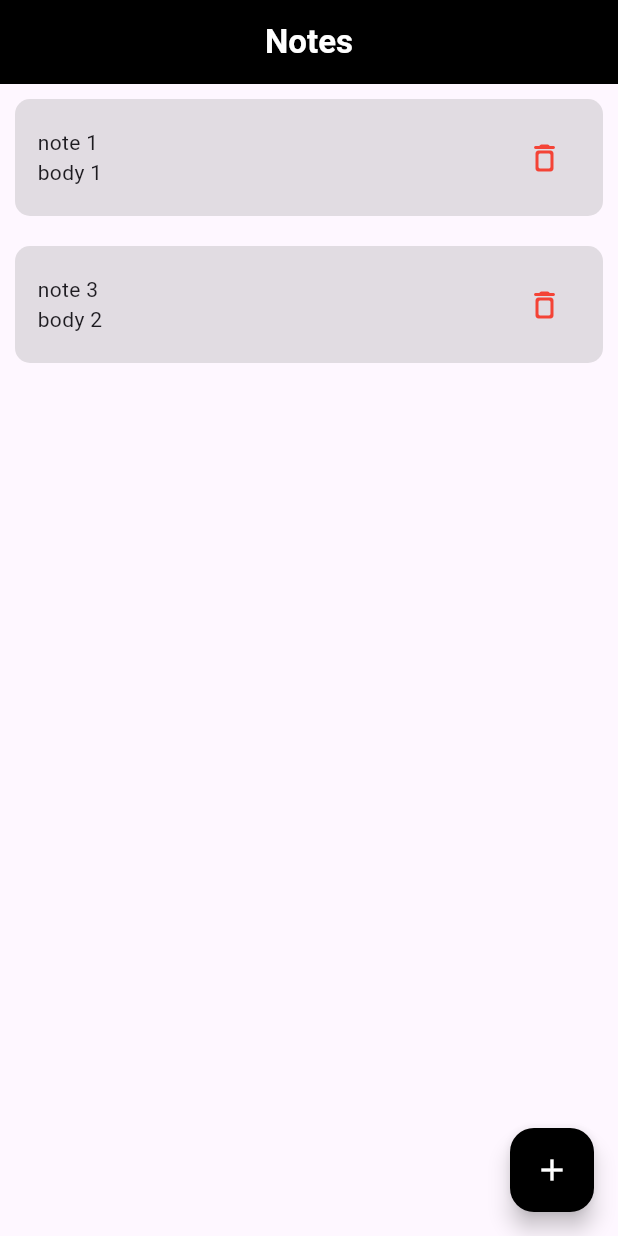
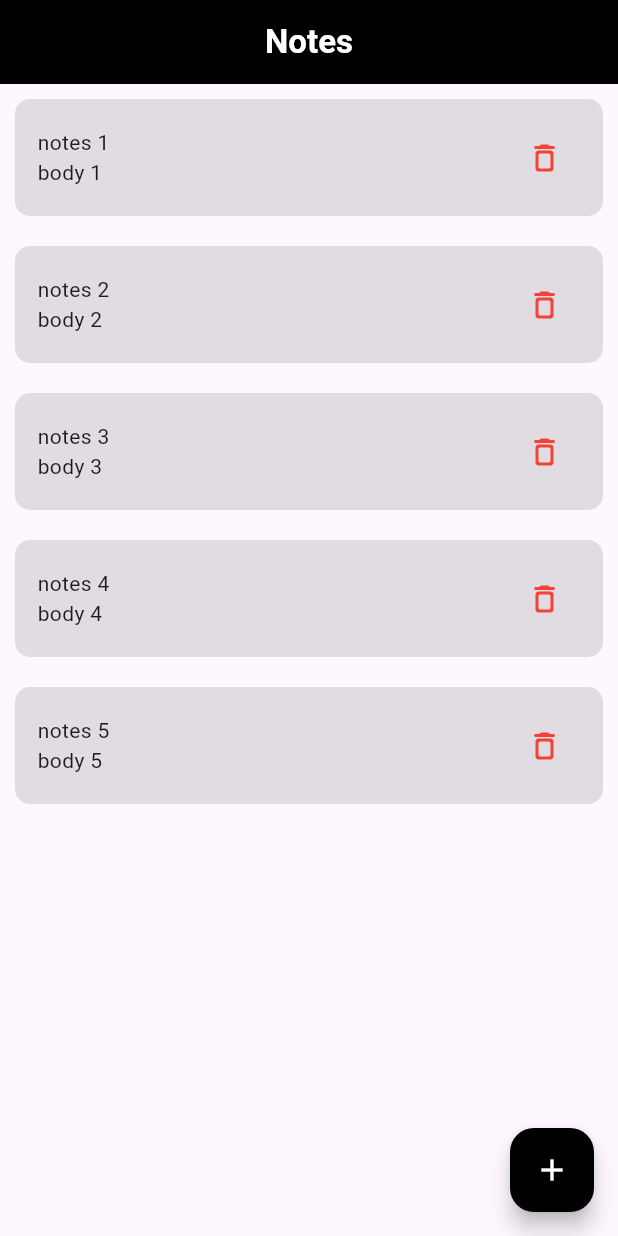
Before and after one commit to YoussefMohammed001/codex_flutter_g1, a Flutter app: the screen it shows after launch, on a phone screen of 412 x 824 dp. Run offline on Flutter 3.47's test engine with Material 3 defaults, Android fonts, the light colour scheme and no system bars; our stand-ins replace bloc, flutter_bloc.

Commit message:
session 12

```diff
--- a/lib/app.dart
+++ b/lib/app.dart
@@ -1,5 +1,5 @@
-import 'package:codex_flutter_g1/note/note_manager/notes_cubit.dart';
-import 'package:codex_flutter_g1/note/notes_screen.dart';
+import 'package:codex_flutter_g1/features/notes/notes_manager/notes_cubit.dart';
+import 'package:codex_flutter_g1/features/notes/view/screens/notes_screen.dart';
 import 'package:flutter/material.dart';
 import 'package:flutter_bloc/flutter_bloc.dart';
 
@@ -17,7 +17,12 @@ class MyApp extends StatelessWidget {
 
       ),
       home: BlocProvider(
-       create: (context) => NotesCubit()..getNotes(),
+       create: (context) {
+         // final  cubit  = NotesCubit();
+         // cubit.getNotes();
+         // return cubit;
+         return NotesCubit()..getNotes();
+       },
        //  create: (context){
        //    final cubit = NotesCubit();
        //    cubit.getNotes();
--- /dev/null
+++ b/lib/features/notes/notes_manager/notes_cubit.dart
@@ -0,0 +1,34 @@
+import 'package:bloc/bloc.dart';
+import 'package:codex_flutter_g1/features/notes/models/note_model.dart';
+part 'notes_state.dart';
+
+class NotesCubit extends Cubit<NotesState> {
+  NotesCubit() : super(NotesInitialState());
+
+  List<NoteModel> notes  = [
+    NoteModel(title: 'notes 1', body: 'body 1',),
+    NoteModel(title: 'notes 2', body: 'body 2',),
+    NoteModel(title: 'notes 3', body: 'body 3',),
+    NoteModel(title: 'notes 4', body: 'body 4',),
+    NoteModel(title: 'notes 5', body: 'body 5',),
+  ];
+
+  getNotes() async{
+    emit(GetNotesLoadingState());
+    await Future.delayed(Duration(seconds: 5));
+    emit(GetNotesLoadedState(notes: notes));
+  }
+
+  addNote(NoteModel noteModel){
+    notes.add(noteModel);
+    emit(AddNoteSuccessState());
+    emit(GetNotesLoadedState(notes: notes));
+  }
+
+  deleteNote(NoteModel noteModel){
+    notes.remove(noteModel);
+    emit(GetNotesLoadedState(notes: notes));
+  }
+
+
+}
--- /dev/null
+++ b/lib/features/notes/notes_manager/notes_state.dart
@@ -0,0 +1,14 @@
+part of 'notes_cubit.dart';
+
+class NotesState {}
+
+class NotesInitialState extends NotesState {}
+
+class GetNotesLoadingState extends NotesState {}
+
+class GetNotesLoadedState extends NotesState {
+  final List<NoteModel> notes;
+  GetNotesLoadedState({required this.notes});
+}
+
+class AddNoteSuccessState extends NotesState {}
--- /dev/null
+++ b/lib/features/notes/view/screens/notes_screen.dart
@@ -0,0 +1,119 @@
+import 'package:codex_flutter_g1/features/notes/models/note_model.dart';
+import 'package:codex_flutter_g1/features/notes/notes_manager/notes_cubit.dart';
+import 'package:codex_flutter_g1/features/notes/view/widgets/notes_list.dart';
+import 'package:flutter/material.dart';
+import 'package:flutter_bloc/flutter_bloc.dart';
+
+class NotesScreen extends StatelessWidget {
+  NotesScreen({super.key});
+
+  TextEditingController titleController = TextEditingController();
+
+  TextEditingController bodyController = TextEditingController();
+
+  @override
+  Widget build(BuildContext context) {
+    return BlocListener<NotesCubit, NotesState>(
+
+      listener: (BuildContext context,  state) {
+      if(state is AddNoteSuccessState){
+        print("notes added");
+        Navigator.pop(context);
+        final snackBar = SnackBar(content: Text('notes added',
+          style: TextStyle(color: Colors.white),
+        ),
+          backgroundColor: Colors.black,
+          action: SnackBarAction(
+            label: 'Undo', onPressed: () {
+
+          },
+
+          ),
+        );
+        ScaffoldMessenger.of(context).showSnackBar(snackBar, );
+      }else if(state is GetNotesLoadedState){
+
+        print("notes loaded");
+
+      } else if(state is GetNotesLoadingState){
+        print("notes loading");
+      }
+
+      },
+      child: Scaffold(
+        appBar: AppBar(
+          title: Text("Notes", style: TextStyle(color: Colors.white,
+            fontWeight: FontWeight.bold,
+          ),),
+          centerTitle: true,
+          backgroundColor: Colors.black,
+        ),
+        floatingActionButton: FloatingActionButton(
+          backgroundColor: Colors.black,
+          onPressed: () {
+            showModalBottomSheet<void>(
+              context: context,
+              builder: (BuildContext bottomSheetContext) {
+                return Container(
+                  height: 350,
+                  margin: EdgeInsets.all(10),
+                  child: Column(
+                    spacing: 20,
+                    children: <Widget>[
+                      const Text('Add Note', style: TextStyle(
+                        fontSize: 25,
+                        fontWeight: FontWeight.bold,
+
+                      ),),
+
+                      TextFormField(
+                        controller: titleController,
+                        decoration: InputDecoration(
+                          border: OutlineInputBorder(),
+                          hintText: "Enter title",
+                        ),
+                      ),
+                      TextFormField(
+                        controller: bodyController,
+                        decoration: InputDecoration(
+                          border: OutlineInputBorder(),
+                          hintText: "Enter body",
+                        ),
+                      ),
+                      ElevatedButton(
+                        style: ElevatedButton.styleFrom(
+                          backgroundColor: Colors.black,
+                          shape: RoundedRectangleBorder(
+                            borderRadius: BorderRadius.circular(10),
+                          ),
+                          minimumSize: Size(200, 50),
+                        ),
+                        child: const Text("Add Note",
+                          style: TextStyle(
+                            color: Colors.white,
+                            fontWeight: FontWeight.bold,
+                          ),
+                        ),
+                        onPressed: () {
+                          context.read<NotesCubit>().addNote(NoteModel(
+                              title: titleController.text,
+                              body: bodyController.text));
+                        },
+                      ),
+                    ],
+                  ),
+                );
+              },
+            );
+          },
+
+
+          child: Icon(Icons.add, color: Colors.white,),
+
+        ),
+        body: NotesList(),
+      ),
+    );
+  }
+
+}
--- /dev/null
+++ b/lib/features/notes/view/widgets/note_item.dart
@@ -0,0 +1,40 @@
+import 'package:codex_flutter_g1/features/notes/models/note_model.dart';
+import 'package:flutter/material.dart';
+
+class NoteItem extends StatefulWidget {
+  const NoteItem({super.key, required this.noteModel});
+final  NoteModel noteModel;
+
+  @override
+  State<NoteItem> createState() => _NoteItemState();
+}
+
+class _NoteItemState extends State<NoteItem> {
+  @override
+  Widget build(BuildContext context) {
+    print("build");
+    return Container(
+        margin: EdgeInsets.all(10),
+        padding: EdgeInsets.all(15),
+        decoration: BoxDecoration(
+          borderRadius: BorderRadius.circular(10),
+          color: Colors.grey.withOpacity(0.3),
+        ),
+        child: Row(
+          children: [
+            Expanded(child: Column(
+              crossAxisAlignment: CrossAxisAlignment.start,
+              children: [
+                Text(widget.noteModel.title),
+                Text(widget.noteModel.body),
+              ],
+            )),
+            IconButton(onPressed: () {
+
+            },
+                icon: Icon(
+                  Icons.delete_outline_rounded, color: Colors.red,))
+          ],
+        ));
+  }
+}
--- /dev/null
+++ b/lib/features/notes/view/widgets/notes_list.dart
@@ -0,0 +1,29 @@
+import 'package:codex_flutter_g1/features/notes/notes_manager/notes_cubit.dart';
+import 'package:codex_flutter_g1/features/notes/view/widgets/note_item.dart';
+import 'package:flutter/material.dart';
+import 'package:flutter_bloc/flutter_bloc.dart';
+
+class  NotesList extends StatelessWidget {
+  const  NotesList({super.key});
+
+  @override
+  Widget build(BuildContext context) {
+    return  BlocBuilder<NotesCubit, NotesState>(
+      builder: (context, state) {
+        if(state is GetNotesLoadedState ){
+          return state.notes.isEmpty ? Center(child: Text("No notes")) :
+          ListView.builder(
+              itemCount: state.notes.length,
+              itemBuilder: (context, index) {
+                return NoteItem(noteModel: state.notes[index] ,);
+              });
+        } else if(state is GetNotesLoadingState){
+          return Center(child: CircularProgressIndicator());
+        } else{
+          return SizedBox();
+        }
+
+      },
+    );
+  }
+}
--- a/lib/main.dart
+++ b/lib/main.dart
@@ -2,6 +2,5 @@ import 'package:codex_flutter_g1/app.dart';
 import 'package:flutter/material.dart';
 
 void main() {
-
   runApp(const MyApp());
 }
--- a/lib/note/note_manager/notes_cubit.dart
+++ /dev/null
@@ -1,21 +0,0 @@
-import 'package:bloc/bloc.dart';
-import 'package:codex_flutter_g1/note/note_model.dart';
-
-part 'notes_state.dart';
-
-class NotesCubit extends Cubit<NotesState> {
-  NotesCubit() : super(NotesInitial());
-
-  List<NoteModel> notes  = [
-    NoteModel(title: 'note 1', body: 'body 1',),
-    NoteModel(title: 'note 3', body: 'body 2',),
-  ];
-
-  getNotes(){
-    emit(GetNotes(notes: notes));
-  }
-
-
-
-
-}
--- a/lib/note/note_manager/notes_state.dart
+++ /dev/null
@@ -1,15 +0,0 @@
-part of 'notes_cubit.dart';
-
-
- class NotesState {}
-
- class NotesInitial extends NotesState{}
-
-class AddNote extends NotesState{}
-
-class GetNotes extends NotesState{
-  final List<NoteModel> notes;
-  GetNotes({required this.notes});
-}
-
-class DeleteNote extends NotesState{}
--- a/lib/note/notes_screen.dart
+++ /dev/null
@@ -1,133 +0,0 @@
-import 'package:codex_flutter_g1/note/note_manager/notes_cubit.dart';
-import 'package:flutter/material.dart';
-import 'package:flutter_bloc/flutter_bloc.dart';
-
-class NotesScreen extends StatefulWidget {
-  NotesScreen({super.key});
-
-  @override
-  State<NotesScreen> createState() => _NotesScreenState();
-}
-
-
-
-class _NotesScreenState extends State<NotesScreen> {
-  TextEditingController titleController = TextEditingController();
-  TextEditingController bodyController = TextEditingController();
-
-
-  @override
-  Widget build(BuildContext context) {
-    return Scaffold(
-      appBar: AppBar(
-        title: Text("Notes", style: TextStyle(color: Colors.white,
-          fontWeight: FontWeight.bold,
-        ),),
-        centerTitle: true,
-        backgroundColor: Colors.black,
-      ),
-      floatingActionButton: FloatingActionButton(
-        backgroundColor: Colors.black,
-        onPressed: () {
-          showModalBottomSheet<void>(
-            context: context,
-            builder: (BuildContext context) {
-              return Container(
-                height: 350,
-                margin: EdgeInsets.all(10),
-                child: Column(
-                  spacing: 20,
-                  children: <Widget>[
-                    const Text('Add Note', style: TextStyle(
-                      fontSize: 25,
-                      fontWeight: FontWeight.bold,
-
-                    ),),
-
-                    TextFormField(
-                      controller: titleController,
-                      decoration: InputDecoration(
-                        border: OutlineInputBorder(),
-                        hintText: "Enter title",
-                      ),
-                    ),
-                    TextFormField(
-                      controller: bodyController,
-                      decoration: InputDecoration(
-                        border: OutlineInputBorder(),
-                        hintText: "Enter body",
-                      ),
-                    ),
-                    ElevatedButton(
-                      style: ElevatedButton.styleFrom(
-                        backgroundColor: Colors.black,
-                        shape: RoundedRectangleBorder(
-                          borderRadius: BorderRadius.circular(10),
-                        ),
-                        minimumSize: Size(200, 50),
-                      ),
-                      child: const Text("Add Note",
-                        style: TextStyle(
-                          color: Colors.white,
-                          fontWeight: FontWeight.bold,
-                        ),
-                      ),
-                      onPressed: () {
-                        setState(() {
-                          // notes.add("")
-                        });
-                        Navigator.pop(context);
-                      },
-                    ),
-                  ],
-                ),
-              );
-            },
-          );
-        },
-
-
-        child: Icon(Icons.add, color: Colors.white,),
-
-      ),
-      body: BlocBuilder<NotesCubit, NotesState>(
-        builder: (context, state) {
-          if(state is GetNotes ){
-            return ListView.builder(
-                itemCount: state.notes.length,
-                itemBuilder: (context, index) {
-                  return Container(
-                      margin: EdgeInsets.all(10),
-                      padding: EdgeInsets.all(15),
-                      decoration: BoxDecoration(
-                        borderRadius: BorderRadius.circular(10),
-                        color: Colors.grey.withOpacity(0.3),
-                      ),
-                      child: Row(
-                        children: [
-                          Expanded(child: Column(
-                            crossAxisAlignment: CrossAxisAlignment.start,
-                            children: [
-                              Text(state.notes[index].title),
-                              Text(state.notes[index].body),
-                            ],
-                          )),
-                          IconButton(onPressed: () {
-                            setState(() {
-                              state.notes.removeAt(index);
-                            });
-                          },
-                              icon: Icon(
-                                Icons.delete_outline_rounded, color: Colors.red,))
-                        ],
-                      ));
-                });
-          } else{
-            return SizedBox();
-          }
-
-        },
-      ),
-    );
-  }
-}
--- a/pubspec.yaml
+++ b/pubspec.yaml
@@ -35,6 +35,7 @@ dependencies:
   # Use with the CupertinoIcons class for iOS style icons.
   cupertino_icons: ^1.0.8
   flutter_bloc: ^9.1.0
+
 
 dev_dependencies:
   flutter_test:
```
Also changed, not shown: lib/features/notes/models/note_model.dart (renamed from lib/note/note_model.dart), 3 other files.
